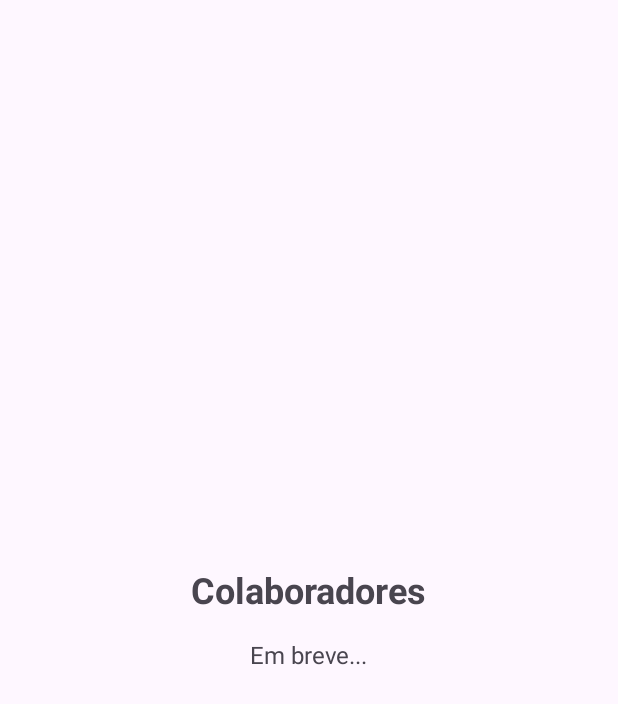
After one commit to eduardodecker2006/app-tro-kotlin, an Android app: the fragment ColaboradoresFragment shown on its own in the app's theme, on a phone screen of 412 x 824 dp. The commit adds this screen. Shown: the top 704 px of the screen. Run offline under Robolectric (Android 15) with nearby library versions, the phone set to English and light mode, and no system bars; our stand-ins replace CircleImageView; Roboto replaces fonts that are not available here.

Commit message:
feat: botão da janela de colaboradores
mudanças na devs page, botões de filtro em forma de lista (ao invés de 3 botões) e adição do botão para a aba de colaboradores

```diff
--- /dev/null
+++ b/app/src/main/java/com/example/myapplication/ColaboradoresFragment.kt
@@ -0,0 +1,25 @@
+package com.example.myapplication
+
+import android.os.Bundle
+import android.view.LayoutInflater
+import android.view.View
+import android.view.ViewGroup
+import android.widget.TextView
+import androidx.fragment.app.Fragment
+
+class ColaboradoresFragment : Fragment() {
+
+    override fun onCreateView(
+        inflater: LayoutInflater,
+        container: ViewGroup?,
+        savedInstanceState: Bundle?
+    ): View? {
+        val view = inflater.inflate(R.layout.fragment_colaboradores, container, false)
+
+        // Você pode adicionar lógica aqui depois
+        val tvTitulo: TextView = view.findViewById(R.id.tv_colaboradores_titulo)
+        tvTitulo.text = "Colaboradores"
+
+        return view
+    }
+}
--- /dev/null
+++ b/app/src/main/res/layout/fragment_colaboradores.xml
@@ -0,0 +1,24 @@
+<?xml version="1.0" encoding="utf-8"?>
+<LinearLayout xmlns:android="http://schemas.android.com/apk/res/android"
+    android:layout_width="match_parent"
+    android:layout_height="match_parent"
+    android:orientation="vertical"
+    android:gravity="center"
+    android:padding="16dp">
+
+    <TextView
+        android:id="@+id/tv_colaboradores_titulo"
+        android:layout_width="wrap_content"
+        android:layout_height="wrap_content"
+        android:text="Colaboradores"
+        android:textSize="24sp"
+        android:textStyle="bold"
+        android:layout_marginBottom="16dp"/>
+
+    <TextView
+        android:layout_width="wrap_content"
+        android:layout_height="wrap_content"
+        android:text="Em breve..."
+        android:textSize="16sp"/>
+
+</LinearLayout>
```
Also changed, not shown: app/src/main/java/com/example/myapplication/DevsTab.kt (+62 -38 lines), app/src/main/res/layout/tab_devs.xml (+16 -29 lines), app/src/main/res/menu/menu_filtro_devs.xml (added, +12 -0 lines).
